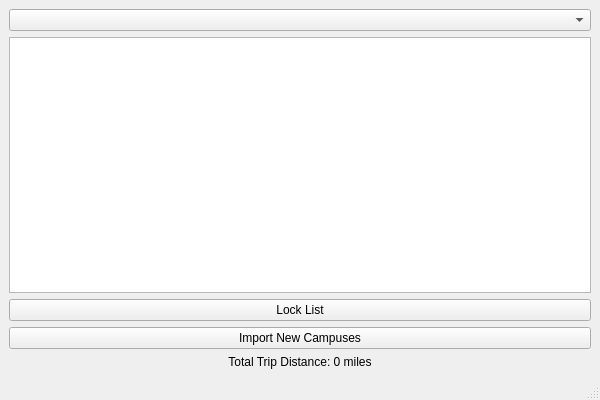
Old version of the form mainwindow.ui in the repository GarronGrim/College-Touring.
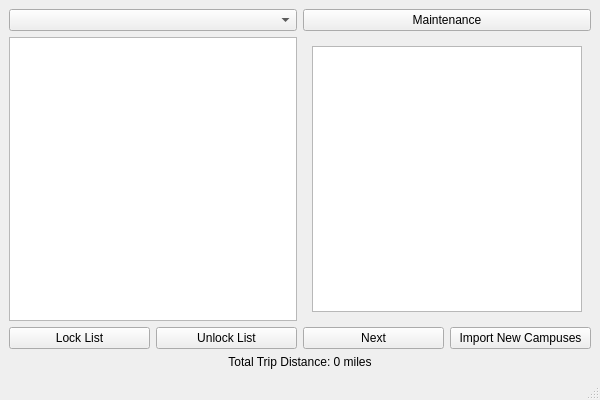
New version of the form.

Commit message: full project

```diff
--- a/mainwindow.ui
+++ b/mainwindow.ui
@@ -15,6 +15,9 @@
   </property>
   <widget class="QWidget" name="centralwidget">
    <layout class="QVBoxLayout" name="verticalLayout">
+    <!-- Horizontal Layout for Dropdown and Maintenance Button -->
+    <item>
+     <layout class="QHBoxLayout" name="topLayout">
     <item>
      <widget class="QComboBox" name="comboBoxColleges">
       <property name="toolTip">
@@ -23,12 +26,48 @@
      </widget>
     </item>
     <item>
+       <widget class="QPushButton" name="maintenanceButton">
+        <property name="text">
+         <string>Maintenance</string>
+        </property>
+        <property name="toolTip">
+         <string>Access Maintenance Mode</string>
+        </property>
+       </widget>
+      </item>
+     </layout>
+    </item>
+    <!-- Horizontal Layout for listWidgetDistances and listWidgetSouvenirs -->
+    <item>
+     <layout class="QHBoxLayout" name="horizontalLayout">
+      <!-- Original ListWidget (Distances) -->
+      <item>
      <widget class="QListWidget" name="listWidgetDistances">
       <property name="toolTip">
        <string>Distance List</string>
       </property>
      </widget>
     </item>
+      <!-- New ListWidget for displaying souvenirs -->
+      <item>
+       <widget class="QWidget" name="souvenirWidgetBox">
+        <layout class="QVBoxLayout" name="souvenirWidgetLayout">
+         <item>
+          <widget class="QListWidget" name="listWidgetSouvenirs">
+           <property name="toolTip">
+            <string>Souvenirs List</string>
+           </property>
+          </widget>
+         </item>
+        </layout>
+       </widget>
+      </item>
+     </layout>
+    </item>
+    <!-- Horizontal Layout for Lock/Unlock Buttons and Next/Import Buttons -->
+    <item>
+     <layout class="QHBoxLayout" name="buttonLayout">
+      <!-- Lock and Unlock Buttons -->
     <item>
      <widget class="QPushButton" name="lockButton">
       <property name="text">
@@ -36,6 +75,24 @@
       </property>
      </widget>
     </item>
+      <item>
+       <widget class="QPushButton" name="unlockButton">
+        <property name="text">
+         <string>Unlock List</string>
+        </property>
+       </widget>
+      </item>
+      <!-- Next and Import Buttons -->
+      <item>
+       <widget class="QPushButton" name="nextButton">
+        <property name="text">
+         <string>Next</string>
+        </property>
+        <property name="toolTip">
+         <string>Cycle through highlighted colleges</string>
+        </property>
+       </widget>
+      </item>
     <item>
      <widget class="QPushButton" name="importButton">
       <property name="text">
@@ -46,6 +103,9 @@
       </property>
      </widget>
     </item>
+     </layout>
+    </item>
+    <!-- Label for Total Distance -->
     <item>
      <widget class="QLabel" name="labelTotalDistance">
       <property name="text">
```
Lines whose indentation alone changed are shown as unchanged. The commit also changes 2 other files.
